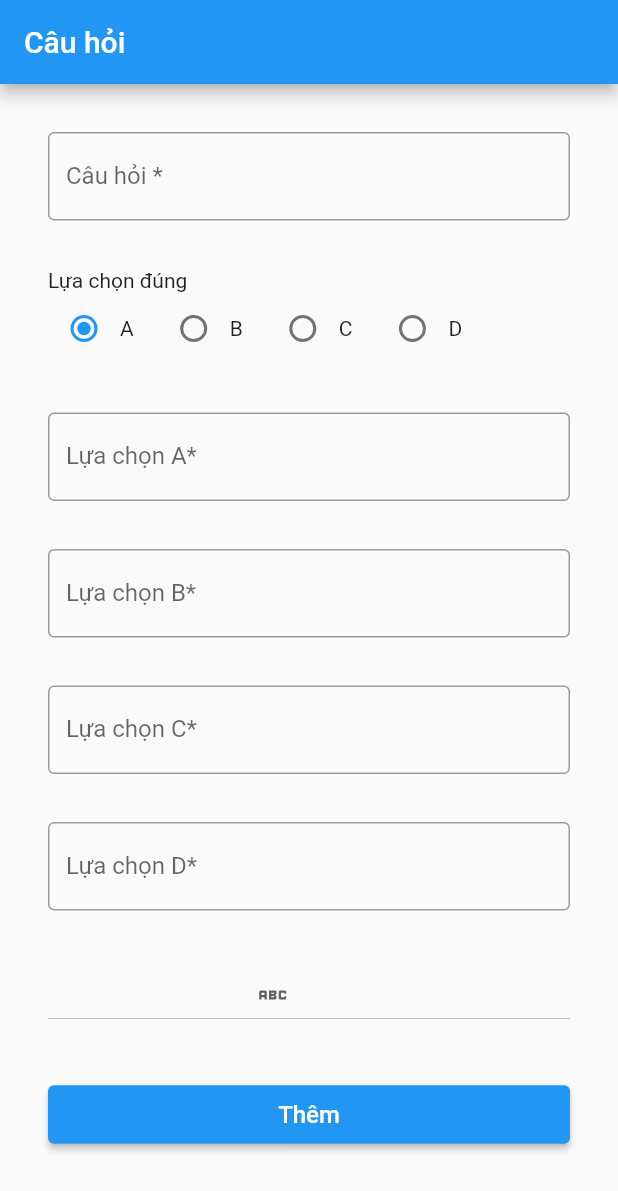
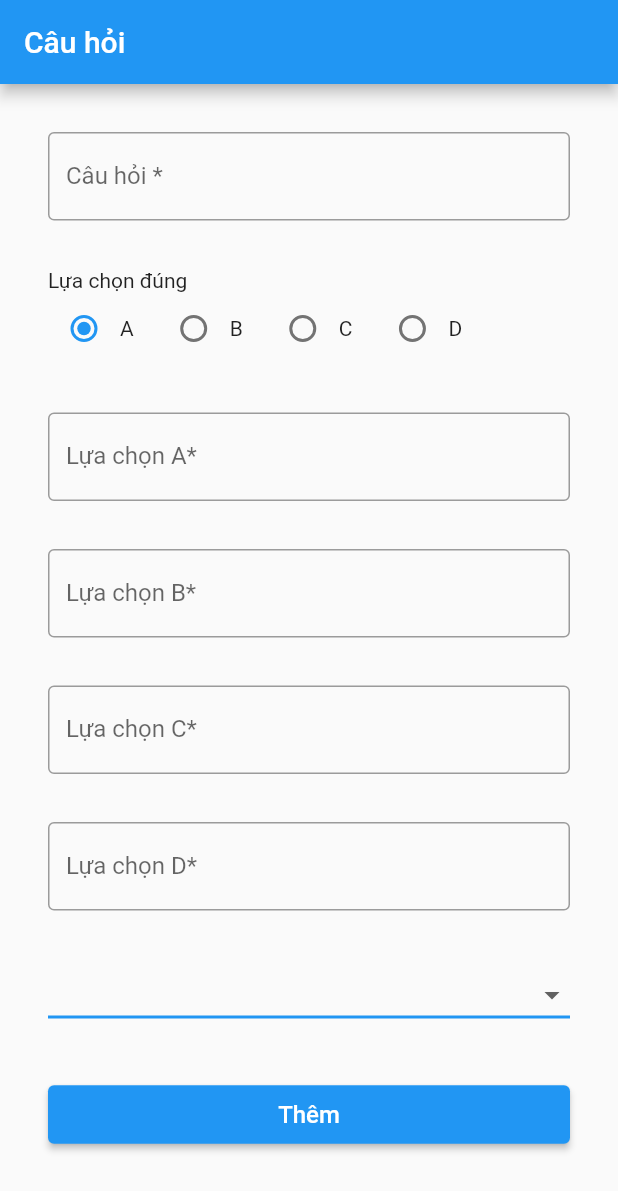
Before and after one commit to Duycld03/puzzle_app, a Flutter app: the screen it shows after launch, on a phone screen of 412 x 824 dp. Shown: the top 1191 px of the screen. Run offline on Flutter 3.47's test engine with Material 2 defaults, Android fonts, the phone set to English and light mode, and no system bars.

Commit message:
add color dropdownbutton

```diff
--- a/lib/pages/AddQuestionPage/add_question_page.dart
+++ b/lib/pages/AddQuestionPage/add_question_page.dart
@@ -58,7 +58,11 @@ class AddQuestionPage extends StatelessWidget {
                     ])
                 .expand((w) => w),
             DropdownButton(
-              icon: const Icon(Icons.abc),
+              isExpanded: true,
+              underline: Container(
+                height: 2,
+                color: Colors.blue,
+              ),
               items: fake_categories
                   .asMap()
                   .entries
```
